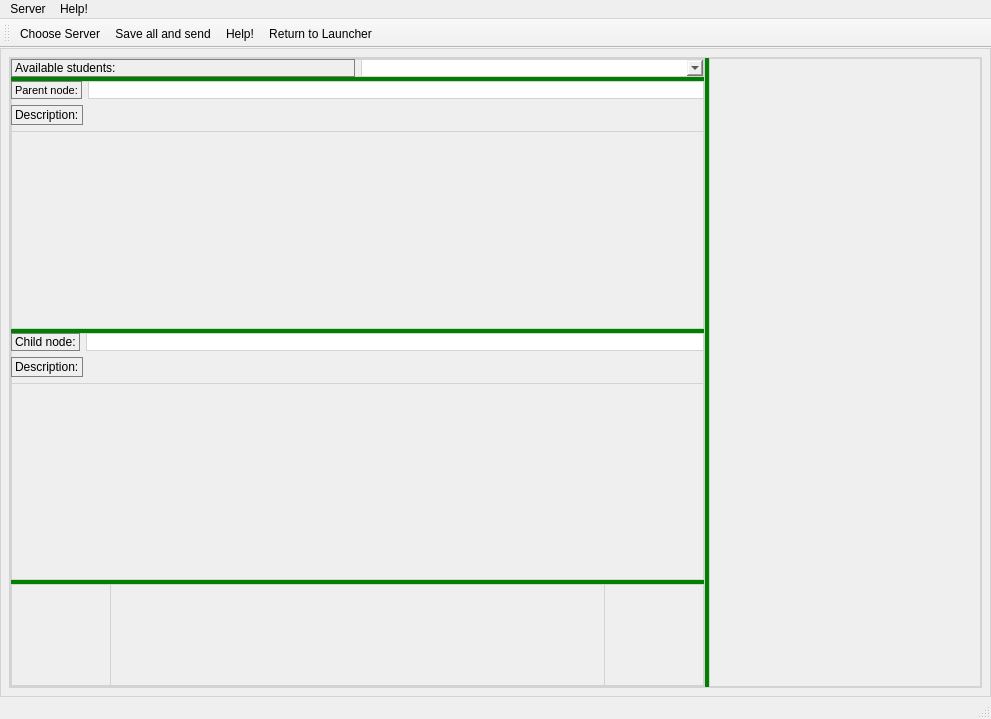
This is Sources/App/MentorClient/mentorclient.ui in timattt/Cognitia-II as Qt 5 draws it before an edit. The edited form follows.
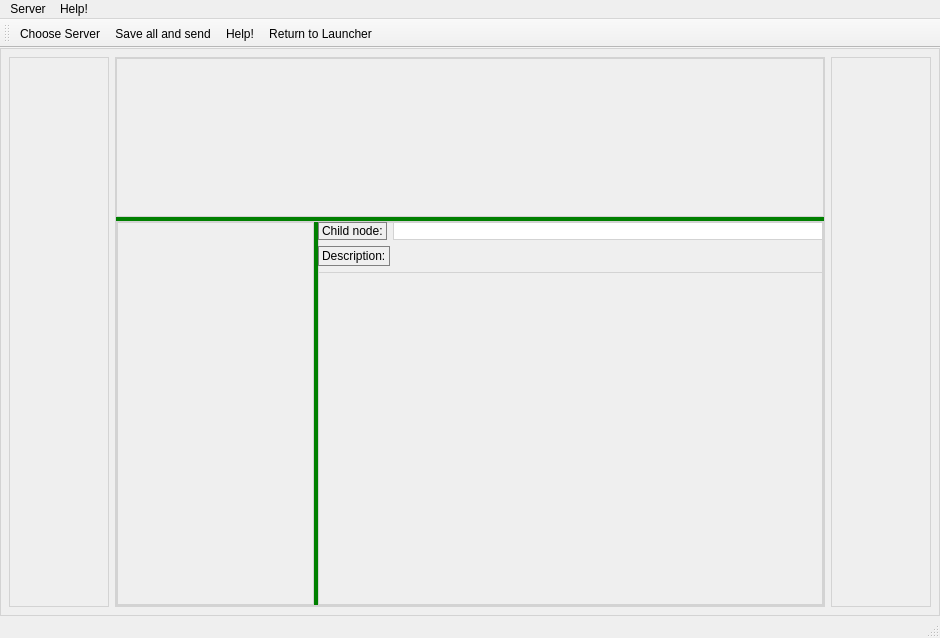
This is the edited form. Custom widgets are drawn as their Qt base class.

Commit message: MentorClient and StudentClient | Feature | new design stage 8

```diff
--- a/Sources/App/MentorClient/mentorclient.ui
+++ b/Sources/App/MentorClient/mentorclient.ui
@@ -6,8 +6,8 @@
    <rect>
     <x>0</x>
     <y>0</y>
-    <width>991</width>
-    <height>719</height>
+    <width>940</width>
+    <height>638</height>
    </rect>
   </property>
   <property name="windowTitle">
@@ -36,93 +36,47 @@
 }
 </string>
    </property>
-   <layout class="QVBoxLayout" name="verticalLayout_3">
+   <layout class="QHBoxLayout" name="horizontalLayout">
+    <item>
+     <widget class="StudentsChooserPanel" name="students" native="true">
+      <property name="sizePolicy">
+       <sizepolicy hsizetype="Maximum" vsizetype="Preferred">
+        <horstretch>0</horstretch>
+        <verstretch>0</verstretch>
+       </sizepolicy>
+      </property>
+      <property name="minimumSize">
+       <size>
+        <width>100</width>
+        <height>100</height>
+       </size>
+      </property>
+     </widget>
+    </item>
     <item>
      <widget class="QSplitter" name="splitter_2">
       <property name="orientation">
-       <enum>Qt::Horizontal</enum>
+       <enum>Qt::Vertical</enum>
       </property>
+      <widget class="CourseUnitViewer" name="courseUnitViewer" native="true">
+       <property name="minimumSize">
+        <size>
+         <width>100</width>
+         <height>100</height>
+        </size>
+       </property>
+      </widget>
       <widget class="QSplitter" name="splitter">
        <property name="orientation">
-        <enum>Qt::Vertical</enum>
+        <enum>Qt::Horizontal</enum>
        </property>
-       <widget class="QWidget" name="studentsChooser" native="true">
-        <layout class="QHBoxLayout" name="horizontalLayout">
-         <item>
-          <widget class="QLabel" name="studentChooserLabel">
-           <property name="text">
-            <string>Available students:</string>
-           </property>
-          </widget>
-         </item>
-         <item>
-          <widget class="QComboBox" name="studentChooser"/>
-         </item>
-        </layout>
-       </widget>
-       <widget class="QWidget" name="parentInfo" native="true">
-        <layout class="QVBoxLayout" name="verticalLayout_2">
-         <item>
-          <layout class="QHBoxLayout" name="horizontalLayout_2">
-           <item>
-            <widget class="QLabel" name="label">
-             <property name="font">
-              <font>
-               <pointsize>8</pointsize>
-              </font>
-             </property>
-             <property name="text">
-              <string>Parent node:</string>
-             </property>
-            </widget>
-           </item>
-           <item>
-            <widget class="QLineEdit" name="parentCu">
-             <property name="enabled">
-              <bool>false</bool>
-             </property>
-             <property name="readOnly">
-              <bool>true</bool>
-             </property>
-            </widget>
-           </item>
-          </layout>
-         </item>
-         <item>
-          <layout class="QHBoxLayout" name="horizontalLayout_4">
-           <item>
-            <widget class="QLabel" name="label_3">
-             <property name="text">
-              <string>Description:</string>
-             </property>
-            </widget>
-           </item>
-           <item>
-            <spacer name="horizontalSpacer">
-             <property name="orientation">
-              <enum>Qt::Horizontal</enum>
-             </property>
-             <property name="sizeHint" stdset="0">
-              <size>
-               <width>40</width>
-               <height>20</height>
-              </size>
-             </property>
-            </spacer>
-           </item>
-          </layout>
-         </item>
-         <item>
-          <widget class="QTextEdit" name="parentDescr">
-           <property name="enabled">
-            <bool>false</bool>
-           </property>
-           <property name="readOnly">
-            <bool>true</bool>
-           </property>
-          </widget>
-         </item>
-        </layout>
+       <widget class="SkillsMixerHolder" name="skillsMixerHolder" native="true">
+        <property name="minimumSize">
+         <size>
+          <width>100</width>
+          <height>100</height>
+         </size>
+        </property>
        </widget>
        <widget class="QWidget" name="childInfo" native="true">
         <layout class="QVBoxLayout" name="verticalLayout">
@@ -183,52 +137,23 @@
          </item>
         </layout>
        </widget>
-       <widget class="QWidget" name="skillsView" native="true">
-        <layout class="QHBoxLayout" name="horizontalLayout_6">
-         <item>
-          <widget class="SkillsFlower" name="skillFlower" native="true">
-           <property name="minimumSize">
-            <size>
-             <width>100</width>
-             <height>100</height>
-            </size>
-           </property>
-          </widget>
-         </item>
-         <item>
-          <spacer name="horizontalSpacer_3">
-           <property name="orientation">
-            <enum>Qt::Horizontal</enum>
-           </property>
-           <property name="sizeHint" stdset="0">
-            <size>
-             <width>40</width>
-             <height>20</height>
-            </size>
-           </property>
-          </spacer>
-         </item>
-         <item alignment="Qt::AlignHCenter">
-          <widget class="SkillsMixerHolder" name="skillsMixerHolder" native="true">
-           <property name="minimumSize">
-            <size>
-             <width>100</width>
-             <height>100</height>
-            </size>
-           </property>
-          </widget>
-         </item>
-        </layout>
-       </widget>
       </widget>
-      <widget class="CourseUnitViewer" name="courseUnitViewer" native="true">
-       <property name="minimumSize">
-        <size>
-         <width>100</width>
-         <height>464</height>
-        </size>
-       </property>
-      </widget>
+     </widget>
+    </item>
+    <item>
+     <widget class="ClientChat" name="chat" native="true">
+      <property name="sizePolicy">
+       <sizepolicy hsizetype="Maximum" vsizetype="Preferred">
+        <horstretch>0</horstretch>
+        <verstretch>0</verstretch>
+       </sizepolicy>
+      </property>
+      <property name="minimumSize">
+       <size>
+        <width>100</width>
+        <height>0</height>
+       </size>
+      </property>
      </widget>
     </item>
    </layout>
@@ -238,8 +163,8 @@
     <rect>
      <x>0</x>
      <y>0</y>
-     <width>991</width>
-     <height>26</height>
+     <width>940</width>
+     <height>21</height>
     </rect>
    </property>
    <widget class="QMenu" name="menuServer">
@@ -297,12 +222,6 @@
   </action>
  </widget>
  <customwidgets>
-  <customwidget>
-   <class>SkillsFlower</class>
-   <extends>QWidget</extends>
-   <header>SkillsFlower/skillsflower.h</header>
-   <container>1</container>
-  </customwidget>
   <customwidget>
    <class>CourseUnitViewer</class>
    <extends>QWidget</extends>
@@ -315,6 +234,18 @@
    <header>SkillsMixer/skillsmixerholder.h</header>
    <container>1</container>
   </customwidget>
+  <customwidget>
+   <class>ClientChat</class>
+   <extends>QWidget</extends>
+   <header>ClientChat/clientchat.h</header>
+   <container>1</container>
+  </customwidget>
+  <customwidget>
+   <class>StudentsChooserPanel</class>
+   <extends>QWidget</extends>
+   <header>MentorClient/StudentsChooserPanel/studentschooserpanel.h</header>
+   <container>1</container>
+  </customwidget>
  </customwidgets>
  <resources/>
  <connections/>
```
Left out of the diff: 4 changed lines with no effect on the pictures. The commit also changes 23 other files.
